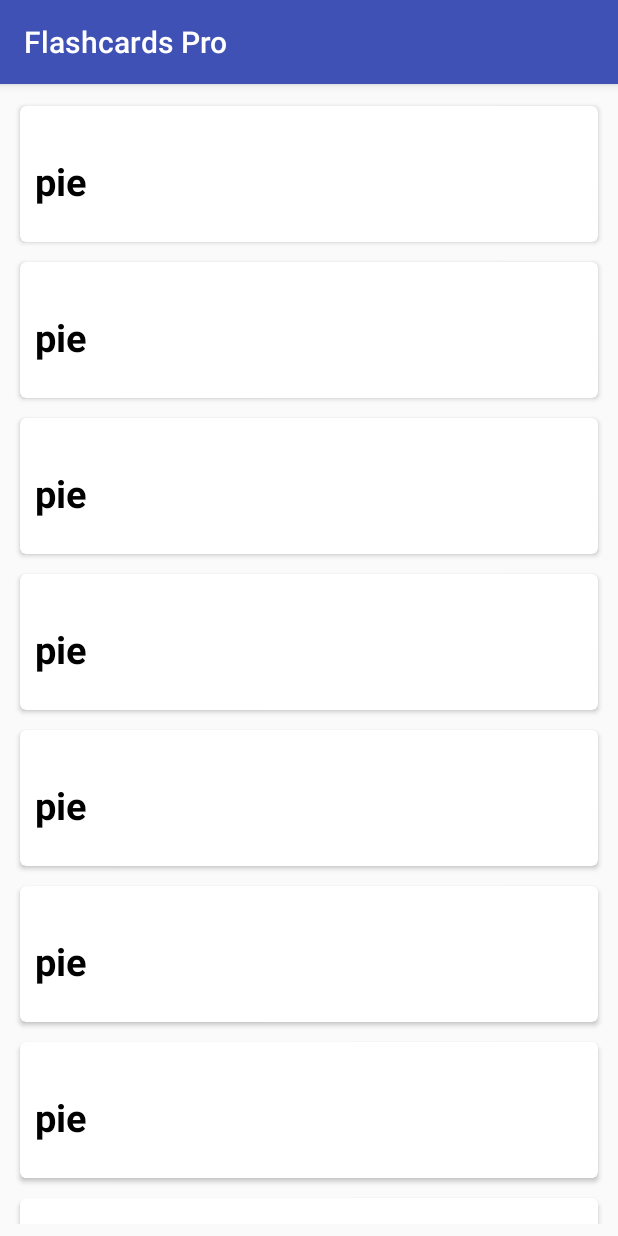
After one commit to smheffron/FlashcardsPro, an Android app: the SetViewActivity screen opened directly, with no data from a screen before it, on a phone screen of 412 x 824 dp. The commit adds this screen. Run offline under Robolectric (Android 15) with nearby library versions, the phone set to English and light mode, and no system bars.

Commit message:
Created set view using recycler/card views

```diff
--- a/app/build.gradle
+++ b/app/build.gradle
@@ -36,4 +36,6 @@ dependencies {
 
     implementation 'com.android.databinding:library:1.3.1'
     implementation 'com.android.databinding:adapters:1.3.1'
+    implementation 'com.android.support:cardview-v7:27.1.1'
+    implementation 'com.android.support:recyclerview-v7:27.1.1'
 }
--- a/app/src/main/AndroidManifest.xml
+++ b/app/src/main/AndroidManifest.xml
@@ -16,7 +16,8 @@
                 <category android:name="android.intent.category.LAUNCHER" />
             </intent-filter>
         </activity>
-        <activity android:name=".CreateAccountActivity"></activity>
+        <activity android:name=".CreateAccountActivity" />
+        <activity android:name=".SetViewActivity"></activity>
     </application>
 
 </manifest>
--- a/app/src/main/java/com/merlinsbeard/flashcardspro/LoginActivity.java
+++ b/app/src/main/java/com/merlinsbeard/flashcardspro/LoginActivity.java
@@ -32,4 +32,9 @@ public class LoginActivity extends AppCompatActivity {
         startActivity(intent);
     }
 
+    public void onClickLoginButton(View view){
+        Intent intent = new Intent(this,SetViewActivity.class);
+        startActivity(intent);
+    }
+
 }
--- /dev/null
+++ b/app/src/main/java/com/merlinsbeard/flashcardspro/RecyclerAdapter.java
@@ -0,0 +1,67 @@
+package com.merlinsbeard.flashcardspro;
+
+import android.support.annotation.NonNull;
+import android.support.v7.widget.CardView;
+import android.support.v7.widget.RecyclerView;
+import android.view.LayoutInflater;
+import android.view.View;
+import android.view.ViewGroup;
+import android.widget.TextView;
+
+import org.w3c.dom.Text;
+
+import java.util.ArrayList;
+
+public class RecyclerAdapter extends RecyclerView.Adapter<RecyclerAdapter.ViewHolder> {
+
+
+
+    // Provide a reference to the views for each data item
+    // Complex data items may need more than one view per item, and
+    // you provide access to all the views for a data item in a view holder
+    public static class ViewHolder extends RecyclerView.ViewHolder {
+        public TextView mTextView;
+        // each data item is just a string in this case
+        public CardView mCardView;
+
+        public ViewHolder(View v) {
+            super(v);
+
+            mCardView = v.findViewById(R.id.cardView);
+            mTextView = v.findViewById(R.id.setName);
+        }
+    }
+
+    private ArrayList<String> mDataset;
+
+    // Provide a suitable constructor (depends on the kind of dataset)
+    public RecyclerAdapter(ArrayList<String> myDataset) {
+        this.mDataset = myDataset;
+    }
+
+    // Create new views (invoked by the layout manager)
+    @Override
+    public RecyclerAdapter.ViewHolder onCreateViewHolder(ViewGroup parent,
+                                                   int viewType) {
+
+        LayoutInflater inflater = LayoutInflater.from(parent.getContext());
+
+        View view = inflater.inflate(R.layout.card_layout, parent, false);
+
+        ViewHolder viewHolder = new ViewHolder(view);
+        return viewHolder;
+    }
+
+    @Override
+    public void onBindViewHolder(@NonNull ViewHolder holder, int position) {
+        // - get element from your dataset at this position
+        // - replace the contents of the view with that element
+        holder.mTextView.setText(mDataset.get(position));
+    }
+
+    // Return the size of your dataset (invoked by the layout manager)
+    @Override
+    public int getItemCount() {
+        return mDataset.size();
+    }
+}
--- /dev/null
+++ b/app/src/main/java/com/merlinsbeard/flashcardspro/SetViewActivity.java
@@ -0,0 +1,45 @@
+package com.merlinsbeard.flashcardspro;
+
+import android.content.Context;
+import android.support.annotation.NonNull;
+import android.support.v7.app.AppCompatActivity;
+import android.os.Bundle;
+import android.support.v7.widget.CardView;
+import android.support.v7.widget.LinearLayoutManager;
+import android.support.v7.widget.RecyclerView;
+import android.view.LayoutInflater;
+import android.view.View;
+import android.view.ViewGroup;
+import android.widget.TextView;
+
+import java.util.ArrayList;
+
+public class SetViewActivity extends AppCompatActivity {
+    public ArrayList<String> mDataset;
+
+    @Override
+    protected void onCreate(Bundle savedInstanceState) {
+        super.onCreate(savedInstanceState);
+        setContentView(R.layout.activity_set_view);
+
+        mDataset = new ArrayList<>();
+        mDataset.add("pie");
+        mDataset.add("pie");
+        mDataset.add("pie");
+        mDataset.add("pie");
+        mDataset.add("pie");
+        mDataset.add("pie");
+        mDataset.add("pie");
+        mDataset.add("pie");
+        mDataset.add("pie");
+        mDataset.add("pie");
+        mDataset.add("pie");
+        mDataset.add("pie");
+
+        RecyclerView recyclerView = (RecyclerView) findViewById(R.id.recyclerView);
+        RecyclerAdapter radapter = new RecyclerAdapter(mDataset);
+        recyclerView.setAdapter(radapter);
+        recyclerView.setLayoutManager(new LinearLayoutManager(this));
+
+    }
+}
--- /dev/null
+++ b/app/src/main/res/layout/activity_set_view.xml
@@ -0,0 +1,28 @@
+<?xml version="1.0" encoding="utf-8"?>
+<android.support.constraint.ConstraintLayout xmlns:android="http://schemas.android.com/apk/res/android"
+    xmlns:app="http://schemas.android.com/apk/res-auto"
+    xmlns:tools="http://schemas.android.com/tools"
+    android:layout_width="match_parent"
+    android:layout_height="match_parent"
+    tools:context=".SetViewActivity">
+
+
+    <android.support.v7.widget.RecyclerView
+        android:id="@+id/recyclerView"
+        android:layout_width="match_parent"
+        android:layout_height="match_parent"
+        android:layout_marginBottom="8dp"
+        android:layout_marginEnd="8dp"
+        android:layout_marginLeft="8dp"
+        android:layout_marginRight="8dp"
+        android:layout_marginStart="8dp"
+        android:layout_marginTop="8dp"
+        app:layout_constraintBottom_toBottomOf="parent"
+        app:layout_constraintEnd_toEndOf="parent"
+        app:layout_constraintHorizontal_bias="0.0"
+        app:layout_constraintStart_toStartOf="parent"
+        app:layout_constraintTop_toTopOf="parent"
+        app:layout_constraintVertical_bias="0.4" />
+
+
+</android.support.constraint.ConstraintLayout>
--- /dev/null
+++ b/app/src/main/res/layout/card_layout.xml
@@ -0,0 +1,27 @@
+<?xml version="1.0" encoding="utf-8"?>
+<android.support.v7.widget.CardView xmlns:android="http://schemas.android.com/apk/res/android"
+    android:id="@+id/cardView"
+    xmlns:card_view="http://schemas.android.com/apk/res-auto"
+    android:layout_width="match_parent"
+    android:layout_height="100dp"
+    android:layout_margin="2dp"
+    android:clickable="true"
+    android:focusable="true"
+    android:orientation="horizontal"
+    card_view:cardCornerRadius="4dp"
+    card_view:cardUseCompatPadding="true"
+    >
+
+    <TextView
+        android:layout_width="match_parent"
+        android:layout_height="100dp"
+        android:id="@+id/setName"
+        android:textSize="25dp"
+        android:gravity="center_vertical"
+        android:paddingLeft="10dp"
+        android:textStyle="bold"
+        android:textColor="#000000"
+
+        />
+
+</android.support.v7.widget.CardView>
--- a/app/src/main/res/layout/login_activity.xml
+++ b/app/src/main/res/layout/login_activity.xml
@@ -61,6 +61,7 @@
             android:layout_marginStart="8dp"
             android:layout_marginTop="28dp"
             android:text="Login"
+            android:onClick="@{activity::onClickLoginButton}"
             app:layout_constraintEnd_toEndOf="parent"
             app:layout_constraintStart_toStartOf="parent"
             app:layout_constraintTop_toBottomOf="@+id/password" />
```
